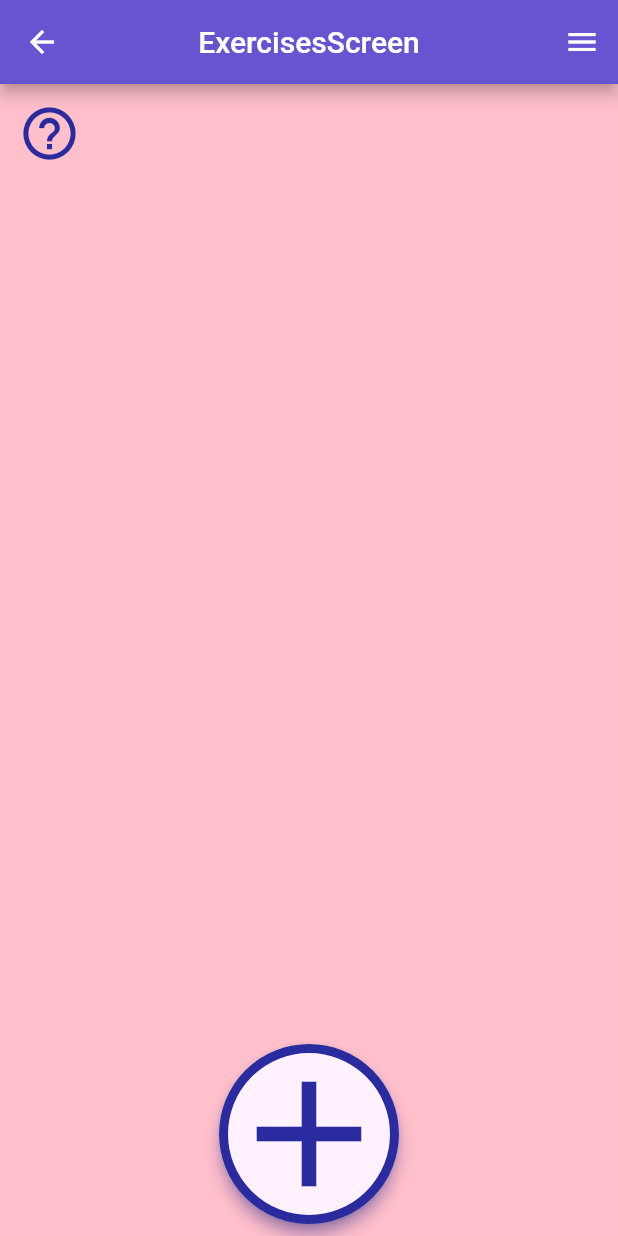
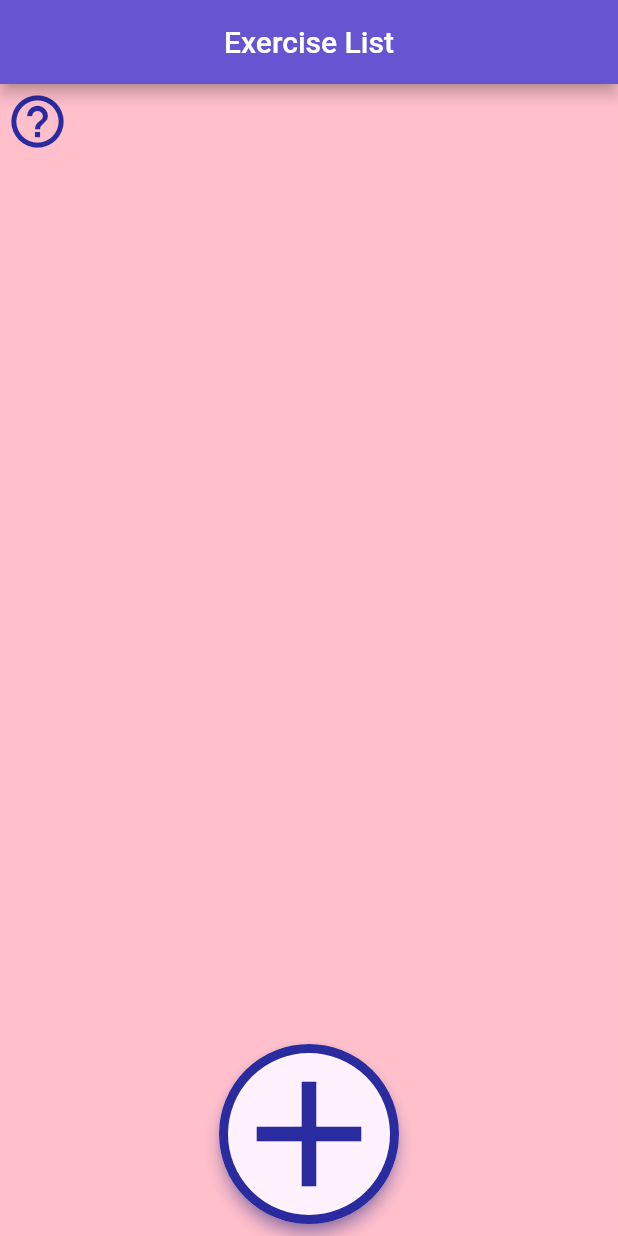
Before and after one commit to Ian-Phelon/stronks, a Flutter app: the screen it shows after launch, after a tap on the "help outline" icon, after a tap on the "close" icon, after a tap on "Exercises", on a phone screen of 412 x 824 dp. Run offline on Flutter 3.47's test engine with Material 2 defaults, Android fonts, the light colour scheme and no system bars; our stand-ins replace google_mobile_ads, sqflite; accounts and stored records are empty; network calls fail; Roboto replaces fonts that are missing (Montserrat).

```diff
--- a/lib/view/dashboard/dashboard_screen.dart
+++ b/lib/view/dashboard/dashboard_screen.dart
@@ -1,20 +1,30 @@
+import 'dart:math';
 import 'package:flutter/material.dart';
 import '../../controller/controller.dart';
 import 'widgets/widgets.dart';
 import '../widgets/widgets.dart' show TutorialBar, MainBannerAd;
 
+const List<String> encouragement = [
+  'Keep it Up!',
+  'Let\'s Go!',
+  'Pump Those Numbers Up!'
+];
+
 class DashboardScreen extends StatelessWidget {
   const DashboardScreen({Key? key}) : super(key: key);
   @override
   Widget build(BuildContext context) {
-    return Scaffold(
+    final rng = Random();
+
+    return SafeArea(
+      child: Scaffold(
         backgroundColor: Theme.of(context).colorScheme.background,
         appBar: AppBar(
-        title: Text(super.runtimeType.toString()),
+          title: Text(
+            encouragement[rng.nextInt(2)],
+          ),
         ),
         body: Stack(
-        // mainAxisSize: MainAxisSize.max,
-        // mainAxisAlignment: MainAxisAlignment.spaceAround,
           children: [
             TutorialBar(
               pageContext: context,
@@ -45,6 +55,7 @@ class DashboardScreen extends StatelessWidget {
             ),
           ],
         ),
+      ),
     );
   }
 }
--- a/lib/view/exercises/screens/exercises_screen.dart
+++ b/lib/view/exercises/screens/exercises_screen.dart
@@ -13,23 +13,20 @@ class ExercisesScreen extends StatelessWidget {
 
   @override
   Widget build(BuildContext context) {
-    // context.watch<ExerciseRepository>().fetchAndSetData();
-    return Scaffold(
+    return SafeArea(
+      child: Scaffold(
         appBar: AppBar(
-        title: Text(runtimeType.toString()),
-        actions: [IconButton(onPressed: () {}, icon: Icon(Icons.menu))],
+          automaticallyImplyLeading: false,
+          title: Text('Exercise List'),
         ),
         backgroundColor: Theme.of(context).colorScheme.background,
         body: Stack(
           children: [
             Padding(
-            padding: const EdgeInsets.fromLTRB(0, 42, 0, 0),
+              padding: const EdgeInsets.fromLTRB(0, 44, 0, 0),
               child: _body(context),
             ),
-          Padding(
-            padding: const EdgeInsets.all(8.0),
-            child: TutorialBar(pageContext: context),
-          ),
+            TutorialBar(pageContext: context),
           ],
         ),
         floatingActionButtonLocation: FloatingActionButtonLocation.centerDocked,
@@ -41,6 +38,7 @@ class ExercisesScreen extends StatelessWidget {
           size: 120,
           elevation: 4.0,
         ),
+      ),
     );
   }
 }
@@ -49,9 +47,7 @@ Widget _body(BuildContext context) {
   final repo = context.watch<ExerciseRepository>();
 
   final List<Exercise> repoList = repo.getExercises();
-  // final TutorialBar bar = TutorialBar(
-  //   pageContext: context,
-  // );
+
   Widget _tile(BuildContext context, Exercise exercise) => ExerciseTile(
         exercise: exercise,
         selectAndPushToEdit: () {
@@ -74,13 +70,13 @@ Widget _body(BuildContext context) {
           );
         },
       );
-  // repo.removeExerciseFromDB(exercise);
   return ListView.separated(
+    padding: const EdgeInsets.only(bottom: 143),
     itemCount: repoList.length,
     separatorBuilder: (context, index) {
       if (index % 2 == 0) return MainBannerAd();
 
-      return SizedBox.shrink();
+      return const SizedBox.shrink();
     },
     itemBuilder: (context, index) {
       return _tile(
@@ -89,42 +85,4 @@ Widget _body(BuildContext context) {
       );
     },
   );
-
-  ///
-  ///
-
-  // return CustomScrollView(
-  //   //shrinkWrap: true,
-  //   slivers: [
-  //     SliverToBoxAdapter(
-  //       child: bar,
-  //     ),
-  //     SliverList(
-
-  //       delegate: SliverChildBuilderDelegate(
-  //         (_, index) {
-  //           int adOffset = 4;
-  //           int shiftIndex;
-  //           if (repoList.isEmpty) {
-  //             return Text('nowidgets');
-  //           }
-  //           if (index % adOffset == 0) {
-  //             index = index + 1;
-  //             return Padding(
-  //               padding: const EdgeInsets.all(8.0),
-  //               child: MainBannerAd(),
-  //             );
-  //           }
-
-  //           return _tile(
-  //             context,
-  //             repoList[index],
-  //           );
-  //         },
-  //         childCount: repoList.isEmpty ? 1 : repoList.length,
-  //         //repoList.isEmpty ? 1 : repoList.length,
-  //       ),
-  //     ),
-  //   ],
-  // );
 }
--- a/lib/view/exercises/widgets/exercise_tile.dart
+++ b/lib/view/exercises/widgets/exercise_tile.dart
@@ -51,7 +51,7 @@ class ExerciseTile extends StatelessWidget {
                   width: 8.0,
                 ),
                 Text(
-                  'Shares: ${exercise.totalCount}',
+                  '${exercise.totalCount}',
                   style: Theme.of(context)
                       .textTheme
                       .headline6!
--- a/lib/view/stats/screens/stats_screen.dart
+++ b/lib/view/stats/screens/stats_screen.dart
@@ -3,14 +3,14 @@ import 'package:stronks/controller/controller.dart';
 import 'package:provider/provider.dart';
 
 import '../../widgets/widgets.dart';
-import '../../exercises/widgets/widgets.dart';
 
 class StatsScreen extends StatelessWidget {
   const StatsScreen({Key? key}) : super(key: key);
   @override
   Widget build(BuildContext context) {
     final repo = context.watch<ExerciseRepository>();
-    return Scaffold(
+    return SafeArea(
+      child: Scaffold(
         backgroundColor: Theme.of(context).colorScheme.background,
         appBar: AppBar(
           title: const Text('Stats'),
@@ -83,6 +83,7 @@ class StatsScreen extends StatelessWidget {
             ),
           ),
         ),
+      ),
     );
   }
 }
```
Also changed, not shown: lib/view/exercises/screens/create_exercise_screen.dart (+7 -17 lines), lib/view/exercises/screens/edit_exercise_screen.dart (+21 -18 lines). Lines whose indentation alone changed are shown as unchanged.
